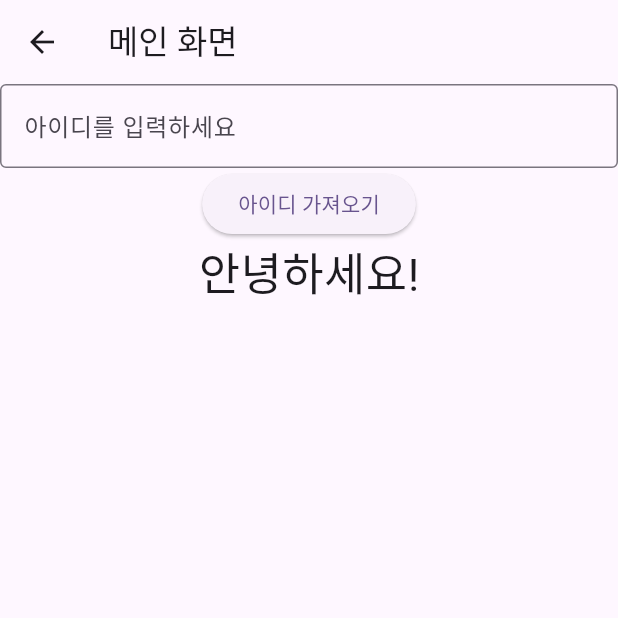
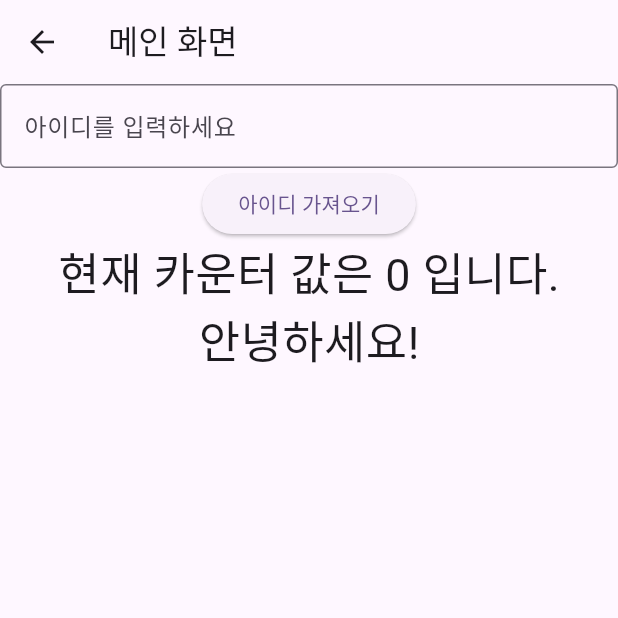
Before and after one commit to Daco2020/flutter-practice2, a Flutter app: the screen it shows after launch, on a phone screen of 412 x 824 dp, the top half of it. Run offline on Flutter 3.47's test engine with Material 3 defaults, Android fonts, the phone set to English and light mode, and no system bars.

Commit message:
feat: ValueNotifier로 상태 관리 해보기

```diff
--- a/lib/screen/main_screen.dart
+++ b/lib/screen/main_screen.dart
@@ -12,6 +12,7 @@ class _MainScreenState extends State<MainScreen> {
   // 유저가 인풋창에 입력한 값을 가져오기 위한 컨트롤러
 
   String name = "안녕하세요!";
+  ValueNotifier<int> counter = ValueNotifier<int>(0);
 
   @override
   Widget build(BuildContext context) {
@@ -33,9 +34,18 @@ class _MainScreenState extends State<MainScreen> {
                   // setState로 widget의 상태를 변경.
                   name = idController.text.toString();
                 });
+                counter.value++;
               },
               child: const Text('아이디 가져오기'),
             ),
+            ValueListenableBuilder<int>(
+                valueListenable: counter,
+                builder: (context, value, child) {
+                  return Text(
+                    '현재 카운터 값은 $value 입니다.',
+                    style: const TextStyle(fontSize: 30),
+                  );
+                }),
             Text(
               name,
               style: const TextStyle(fontSize: 30),
```
Also changed, not shown: 1 other file.
